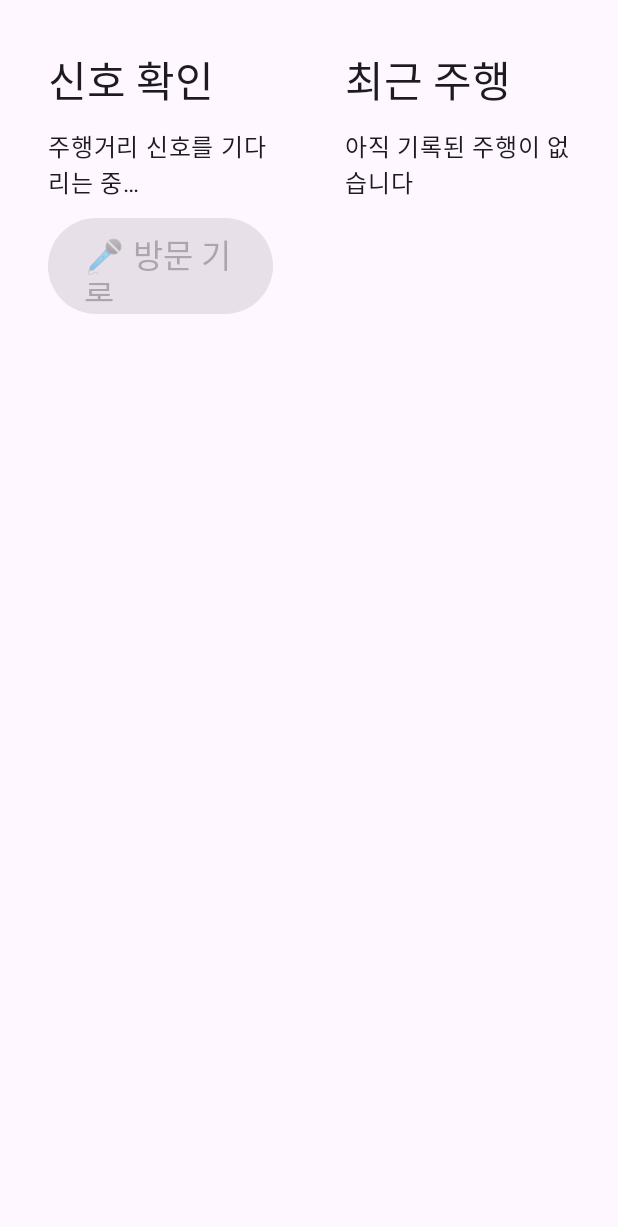
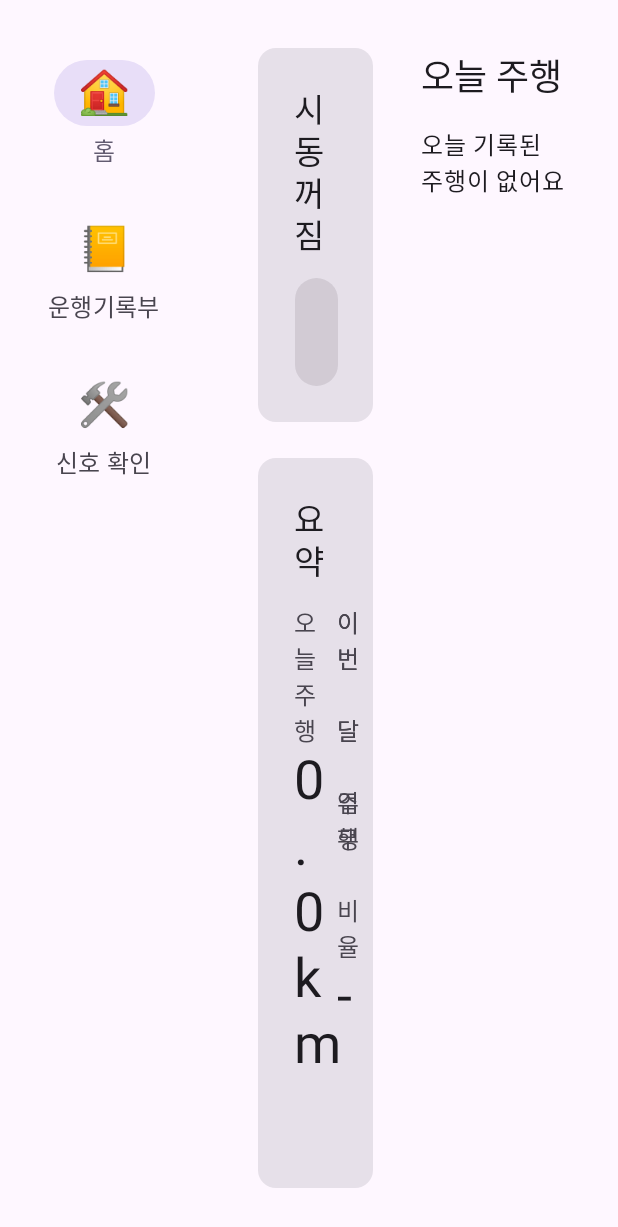
Before and after one commit to SeungJae928/2026-MobileSalesAssistant, an Android app built with Jetpack Compose: the screen it shows after launch (MainActivity), on a phone screen of 412 x 824 dp. Shown: the top 1227 px of the screen. Run offline under Robolectric (Android 15) with nearby library versions, the phone set to English and light mode, and no system bars; our stand-ins replace Dagger/Hilt's generated code, Room's generated code; libraries missing offline, so code that uses them is left out: ai.pleos.playground.

Commit message:
feat(ui): 왼쪽 탭으로 홈·운행기록부·신호 확인 화면 연결
- 주행을 고르면 방문 기록 확인 화면을 띄운다
- 신호 확인 화면은 공통 방문 버튼을 쓰도록 정리
- hilt-navigation-compose 추가

```diff
--- a/app/build.gradle.kts
+++ b/app/build.gradle.kts
@@ -78,6 +78,7 @@ dependencies {
     implementation(libs.androidx.work.runtime.ktx)
 
     implementation(libs.hilt.android)
+    implementation(libs.hilt.navigation.compose)
     ksp(libs.hilt.compiler)
 
     implementation(libs.kotlinx.coroutines.android)
--- /dev/null
+++ b/app/src/main/java/com/salesdrive/ui/AppRoot.kt
@@ -0,0 +1,60 @@
+package com.salesdrive.ui
+
+import androidx.compose.foundation.layout.Row
+import androidx.compose.foundation.layout.fillMaxHeight
+import androidx.compose.foundation.layout.fillMaxSize
+import androidx.compose.foundation.layout.padding
+import androidx.compose.foundation.layout.width
+import androidx.compose.material3.MaterialTheme
+import androidx.compose.material3.NavigationRail
+import androidx.compose.material3.NavigationRailItem
+import androidx.compose.material3.Text
+import androidx.compose.runtime.Composable
+import androidx.compose.runtime.getValue
+import androidx.compose.runtime.mutableStateOf
+import androidx.compose.runtime.saveable.rememberSaveable
+import androidx.compose.runtime.setValue
+import androidx.compose.ui.Modifier
+import androidx.compose.ui.unit.dp
+import androidx.hilt.navigation.compose.hiltViewModel
+import com.salesdrive.ui.home.HomeScreen
+import com.salesdrive.ui.logbook.LogbookScreen
+import com.salesdrive.ui.review.TripDetailScreen
+import com.salesdrive.ui.signal.SignalCheckScreen
+
+enum class Tab(val label: String, val icon: String) {
+    HOME("홈", "🏠"),
+    LOGBOOK("운행기록부", "📒"),
+    SIGNAL("신호 확인", "🛠"),
+}
+
+/** 왼쪽 탭 + 본문. 주행 기록을 하나 고르면 본문 자리에 방문 기록 확인 화면이 뜬다 */
+@Composable
+fun AppRoot() {
+    var tab by rememberSaveable { mutableStateOf(Tab.HOME) }
+    var openTrip by rememberSaveable { mutableStateOf<Long?>(null) }
+
+    Row(Modifier.fillMaxSize()) {
+        NavigationRail(Modifier.fillMaxHeight().width(140.dp).padding(top = 24.dp)) {
+            Tab.entries.forEach { t ->
+                NavigationRailItem(
+                    selected = t == tab && openTrip == null,
+                    onClick = {
+                        tab = t
+                        openTrip = null
+                    },
+                    icon = { Text(t.icon, style = MaterialTheme.typography.headlineMedium) },
+                    label = { Text(t.label, style = MaterialTheme.typography.titleMedium) },
+                    modifier = Modifier.padding(vertical = 12.dp),
+                )
+            }
+        }
+        val trip = openTrip
+        when {
+            trip != null -> TripDetailScreen(hiltViewModel(), trip, onBack = { openTrip = null })
+            tab == Tab.HOME -> HomeScreen(hiltViewModel(), onOpenTrip = { openTrip = it })
+            tab == Tab.LOGBOOK -> LogbookScreen(hiltViewModel(), onOpenTrip = { openTrip = it })
+            tab == Tab.SIGNAL -> SignalCheckScreen(hiltViewModel())
+        }
+    }
+}
--- a/app/src/main/java/com/salesdrive/ui/MainActivity.kt
+++ b/app/src/main/java/com/salesdrive/ui/MainActivity.kt
@@ -4,20 +4,15 @@ import android.os.Bundle
 import androidx.activity.ComponentActivity
 import androidx.activity.compose.setContent
 import androidx.activity.result.contract.ActivityResultContracts
-import androidx.activity.viewModels
 import androidx.compose.foundation.layout.fillMaxSize
 import androidx.compose.material3.MaterialTheme
 import androidx.compose.material3.Surface
 import androidx.compose.ui.Modifier
 import com.salesdrive.trip.TripService
-import com.salesdrive.ui.signal.SignalCheckScreen
-import com.salesdrive.ui.signal.SignalCheckViewModel
 import dagger.hilt.android.AndroidEntryPoint
 
 @AndroidEntryPoint
 class MainActivity : ComponentActivity() {
-
-    private val signalCheck: SignalCheckViewModel by viewModels()
 
     // 속도는 런타임 권한. 거부해도 기어로 대체 판단하므로 결과와 상관없이 기록을 시작한다.
     // 신호 구독은 서비스가 시작될 때 한 번 하므로, 권한 결과가 나온 뒤에 시작해야 속도가 반영된다
@@ -31,7 +26,7 @@ class MainActivity : ComponentActivity() {
         setContent {
             MaterialTheme {
                 Surface(Modifier.fillMaxSize()) {
-                    SignalCheckScreen(signalCheck)
+                    AppRoot()
                 }
             }
         }
--- a/app/src/main/java/com/salesdrive/ui/signal/SignalCheckScreen.kt
+++ b/app/src/main/java/com/salesdrive/ui/signal/SignalCheckScreen.kt
@@ -4,12 +4,9 @@ import androidx.compose.foundation.layout.Arrangement
 import androidx.compose.foundation.layout.Column
 import androidx.compose.foundation.layout.Row
 import androidx.compose.foundation.layout.fillMaxSize
-import androidx.compose.foundation.layout.height
 import androidx.compose.foundation.layout.padding
 import androidx.compose.foundation.layout.width
-import androidx.compose.material3.Button
 import androidx.compose.material3.MaterialTheme
-import androidx.compose.material3.OutlinedButton
 import androidx.compose.material3.Text
 import androidx.compose.runtime.Composable
 import androidx.compose.runtime.getValue
@@ -17,8 +14,8 @@ import androidx.compose.ui.Modifier
 import androidx.compose.ui.unit.dp
 import androidx.lifecycle.compose.collectAsStateWithLifecycle
 import com.salesdrive.data.db.TripSummary
-import com.salesdrive.trip.StopDecision
-import com.salesdrive.trip.TripPhase
+import com.salesdrive.ui.common.VisitActions
+import com.salesdrive.ui.common.phaseLabel
 import java.time.ZoneId
 import java.time.format.DateTimeFormatter
 
@@ -44,32 +41,13 @@ fun SignalCheckScreen(viewModel: SignalCheckViewModel) {
                 Field("위치", s.location?.let { "%.5f, %.5f".format(it.lat, it.lng) } ?: "-")
                 Field("마지막 이벤트", ui.recorder.lastEffect?.let { it::class.simpleName } ?: "-")
             }
-            VisitButtons(ui, onRecord = viewModel::recordVisit, onSkip = viewModel::skipVisit)
+            Text(ui.recorder.phaseLabel, style = MaterialTheme.typography.titleMedium)
+            VisitActions(ui.recorder, onRecord = viewModel::recordVisit, onSkip = viewModel::skipVisit)
         }
         Column(Modifier.weight(1f), verticalArrangement = Arrangement.spacedBy(12.dp)) {
             Text("최근 주행", style = MaterialTheme.typography.headlineMedium)
             if (ui.recentTrips.isEmpty()) Text("아직 기록된 주행이 없습니다")
             ui.recentTrips.forEach { TripRow(it) }
-        }
-    }
-}
-
-/** 음성 확인에 답하지 못했을 때, 또는 자동으로 묻지 않은 곳에서 직접 방문을 기록할 때 쓴다 */
-@Composable
-private fun VisitButtons(ui: SignalCheckUi, onRecord: () -> Unit, onSkip: () -> Unit) {
-    val trip = ui.recorder.trip
-    if (trip.phase == TripPhase.STOPPED) {
-        val decision = if (trip.stopDecision == StopDecision.WAYPOINT) "경유지로 표시됨" else "방문 기록 여부를 정해 주세요"
-        Text("정차 중 · $decision", style = MaterialTheme.typography.titleMedium)
-    }
-    Row(horizontalArrangement = Arrangement.spacedBy(16.dp)) {
-        Button(onClick = onRecord, enabled = ui.canRecordVisit, modifier = Modifier.height(64.dp)) {
-            Text("🎤 방문 기록", style = MaterialTheme.typography.titleLarge)
-        }
-        if (ui.canSkipVisit) {
-            OutlinedButton(onClick = onSkip, modifier = Modifier.height(64.dp)) {
-                Text("건너뛰기 (경유)", style = MaterialTheme.typography.titleLarge)
-            }
         }
     }
 }
--- a/app/src/main/java/com/salesdrive/ui/signal/SignalCheckViewModel.kt
+++ b/app/src/main/java/com/salesdrive/ui/signal/SignalCheckViewModel.kt
@@ -5,10 +5,7 @@ import androidx.lifecycle.viewModelScope
 import com.salesdrive.data.db.TripSummary
 import com.salesdrive.data.repo.TripRepository
 import com.salesdrive.trip.RecorderState
-import com.salesdrive.trip.StopDecision
-import com.salesdrive.trip.TripPhase
 import com.salesdrive.trip.TripRecorder
-import com.salesdrive.vehicle.Gear
 import dagger.hilt.android.lifecycle.HiltViewModel
 import kotlinx.coroutines.flow.SharingStarted
 import kotlinx.coroutines.flow.StateFlow
@@ -20,18 +17,7 @@ import javax.inject.Inject
 data class SignalCheckUi(
     val recorder: RecorderState = RecorderState(),
     val recentTrips: List<TripSummary> = emptyList(),
-) {
-    private val phase get() = recorder.trip.phase
-    private val parkedNow get() = recorder.snapshot?.let { it.gear == Gear.P || it.parkingBrakeOn == true } == true
-
-    /** 주행 중에는 숨긴다. 정차 확정 전이라도 주차했다면 바로 누를 수 있다 */
-    val canRecordVisit: Boolean
-        get() = phase == TripPhase.STOPPED || phase == TripPhase.READY || (phase == TripPhase.PAUSED && parkedNow)
-
-    /** 아직 정하지 않은 정차에서만 */
-    val canSkipVisit: Boolean
-        get() = phase == TripPhase.STOPPED && recorder.trip.stopDecision == StopDecision.UNDECIDED
-}
+)
 
 /** 개발용: 기록 서비스가 보고 있는 신호·상태와 저장된 최근 주행을 보여준다. 방문 기록 여부도 여기서 정한다 */
 @HiltViewModel
--- a/gradle/libs.versions.toml
+++ b/gradle/libs.versions.toml
@@ -3,6 +3,7 @@ agp = "8.10.1"
 kotlin = "2.1.21"
 ksp = "2.1.21-2.0.1"
 hilt = "2.56.2"
+hiltNavigationCompose = "1.2.0"
 room = "2.7.1"
 composeBom = "2025.05.00"
 activityCompose = "1.10.1"
@@ -33,6 +34,7 @@ androidx-room-ktx = { group = "androidx.room", name = "room-ktx", version.ref =
 androidx-room-compiler = { group = "androidx.room", name = "room-compiler", version.ref = "room" }
 androidx-work-runtime-ktx = { group = "androidx.work", name = "work-runtime-ktx", version.ref = "work" }
 hilt-android = { group = "com.google.dagger", name = "hilt-android", version.ref = "hilt" }
+hilt-navigation-compose = { group = "androidx.hilt", name = "hilt-navigation-compose", version.ref = "hiltNavigationCompose" }
 hilt-compiler = { group = "com.google.dagger", name = "hilt-android-compiler", version.ref = "hilt" }
 kotlinx-coroutines-android = { group = "org.jetbrains.kotlinx", name = "kotlinx-coroutines-android", version.ref = "coroutines" }
 kotlinx-coroutines-test = { group = "org.jetbrains.kotlinx", name = "kotlinx-coroutines-test", version.ref = "coroutines" }
```
